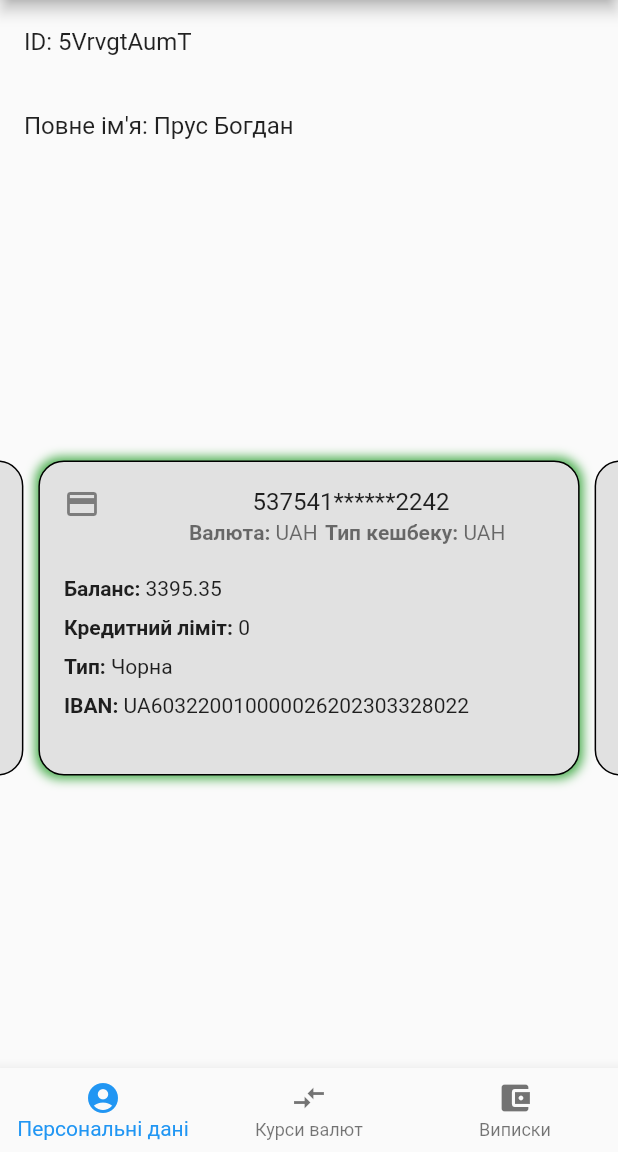
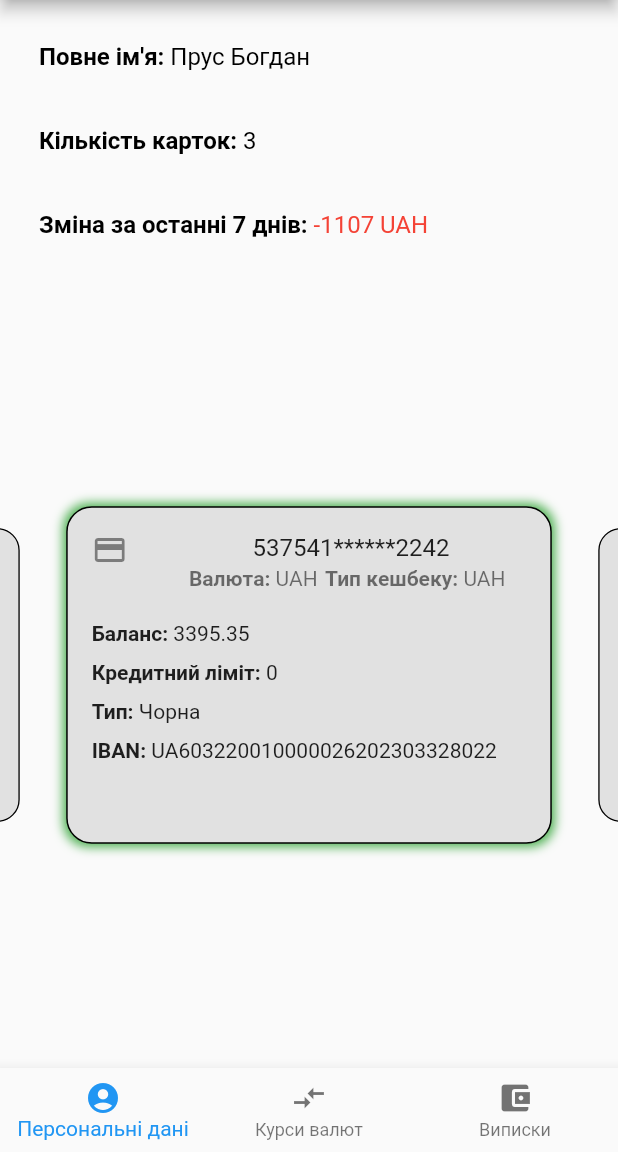
Before and after one commit to MiraculousNightingale/mono_management, a Flutter app: the screen it shows after launch, on a phone screen of 412 x 824 dp, the part 84-1236 px from its top. Run offline on Flutter 3.47's test engine with Material 2 defaults, Android fonts, the light colour scheme and no system bars; drawn by our look-alikes of carousel_slider; our stand-ins replace dio, firebase_core, get, google_fonts, pretty_dio_logger, syncfusion_flutter_charts; accounts and stored records are empty; generated files the repository leaves out were written again; project files that could hold a hidden picture were left out.

Commit message:
Tweak main page appearance

```diff
--- a/lib/src/core/ui/home/home_controller.dart
+++ b/lib/src/core/ui/home/home_controller.dart
@@ -239,19 +239,25 @@ class HomeController extends GetxController {
   List<PieChartStatement> get pieChartStatementData {
     final Map<int, int> result = {};
     for (final statement in statements) {
-      if(statement.amount < 0) {
+      if (statement.amount < 0) {
         if (result.containsKey(statement.mcc)) {
-          result.update(
-              statement.mcc, (value) =>
-          result[statement.mcc]! + statement.amount);
+          result.update(statement.mcc,
+              (value) => result[statement.mcc]! + statement.amount);
         } else {
           result.addAll({statement.mcc: statement.amount});
         }
       }
     }
-    final List<PieChartStatement> sortedResult = result.entries.map((e) => PieChartStatement.fromMapEntry(e)).toList();
+    final List<PieChartStatement> sortedResult =
+        result.entries.map((e) => PieChartStatement.fromMapEntry(e)).toList();
     sortedResult.sort((a, b) => b.amount.compareTo(a.amount));
     return sortedResult;
+  }
+
+  int get last7DaysChange {
+    return statements
+        .where((element) => element.time > statements.last.time - 604800000)
+        .fold(0, (previousValue, element) => previousValue + element.amount);
   }
 
   List<CurrencyFilter> get currencyFilters {
--- a/lib/src/core/ui/user_info/user_info_view.dart
+++ b/lib/src/core/ui/user_info/user_info_view.dart
@@ -2,7 +2,6 @@ import 'package:carousel_slider/carousel_slider.dart';
 import 'package:flutter/material.dart';
 import 'package:get/get.dart';
 import 'package:mono_management/resources/localization.dart';
-import 'package:mono_management/resources/test_styles.dart';
 import 'package:mono_management/src/core/ui/home/home_controller.dart';
 import 'package:mono_management/src/data/model/user_info.dart';
 import 'package:mono_management/src/util/currencies.dart';
@@ -16,7 +15,8 @@ class UserInfoView extends GetView<HomeController> {
       itemBuilder: (context, index, realIndex) {
         return _buildAccountCard(index, context);
       },
-      options: CarouselOptions(enlargeCenterPage: false, viewportFraction: 0.9, height: 220),
+      options: CarouselOptions(
+          enlargeCenterPage: true, viewportFraction: 0.81, height: 235),
     );
   }
 
@@ -33,15 +33,14 @@ class UserInfoView extends GetView<HomeController> {
                 ? [
                     const BoxShadow(
                       color: Colors.green,
-                      offset: const Offset(0, 0),
                       blurRadius: 5,
                       spreadRadius: 2,
                     )
                   ]
                 : null,
             borderRadius: BorderRadius.circular(17),
-            border: Border.all(color: Colors.black),
-            color: Color.fromARGB(255, 225, 225, 225),
+            border: Border.all(),
+            color: const Color.fromARGB(255, 225, 225, 225),
           ),
           child: Column(
             children: [
@@ -57,88 +56,64 @@ class UserInfoView extends GetView<HomeController> {
                   mainAxisAlignment: MainAxisAlignment.center,
                   children: [
                     Container(
+                        padding: const EdgeInsets.only(right: 5),
                         child: RichText(
                             text: TextSpan(
-                                style: TextStyle(color: Colors.black54),
+                                style: const TextStyle(color: Colors.black54),
                                 children: [
                               TextSpan(
                                   text: '${'currency code'.tr}: ',
-                                  style:
-                                      TextStyle(fontWeight: FontWeight.bold)),
+                                  style: const TextStyle(
+                                      fontWeight: FontWeight.bold)),
                               TextSpan(
-                                text:
-                                    '${Currency.abbreviationFromCode(accounts[accountIndex].currencyCode)}',
+                                text: Currency.abbreviationFromCode(
+                                    accounts[accountIndex].currencyCode),
                               ),
-                            ])),
-                        padding: const EdgeInsets.only(right: 5)),
+                            ]))),
                     Container(
+                        padding: const EdgeInsets.only(right: 5),
                         child: RichText(
                             text: TextSpan(
-                                style: TextStyle(color: Colors.black54),
+                                style: const TextStyle(color: Colors.black54),
                                 children: [
                               TextSpan(
                                   text: '${'cashback type'.tr}: ',
-                                  style:
-                                      TextStyle(fontWeight: FontWeight.bold)),
+                                  style: const TextStyle(
+                                      fontWeight: FontWeight.bold)),
                               TextSpan(
-                                text: '${accounts[accountIndex].cashbackType}',
+                                text: accounts[accountIndex].cashbackType,
                               ),
-                            ])),
-                        padding: const EdgeInsets.only(right: 5)),
+                            ]))),
                   ],
                 ),
-                leading: Icon(
+                leading: const Icon(
                   Icons.credit_card,
                 ),
                 //contentPadding: const EdgeInsets.fromLTRB(15, 0, 15, 0),
               ),
               ListTile(
-                  title: Container(
-                child: Column(
+                  title: Column(
                     children: [
                       Row(
+                        mainAxisAlignment: MainAxisAlignment.center,
                         children: [
                           Expanded(
                             child: Container(
+                                padding: const EdgeInsets.only(right: 5),
                                 child: RichText(
                                   text: TextSpan(
                                     style: DefaultTextStyle.of(context).style,
                                     children: [
                                       TextSpan(
                                           text: '${'balance'.tr}: ',
-                                        style: TextStyle(
+                                          style: const TextStyle(
                                               fontWeight: FontWeight.bold)),
                                       TextSpan(
                                           text:
                                               '${accounts[accountIndex].balance / 100}')
                                     ],
                                   ),
-                              ),
-                              padding: const EdgeInsets.only(right: 5)),
-                        ),
-                      ],
-                      mainAxisAlignment: MainAxisAlignment.center,
-                    ),
-                    const SizedBox(height: 10),
-                    Row(
-                      children: [
-                        Expanded(
-                          child: Container(
-                              child: RichText(
-                                text: TextSpan(
-                                  style: DefaultTextStyle.of(context).style,
-                                  children: [
-                                    TextSpan(
-                                        text: '${'credit limit'.tr}: ',
-                                        style: TextStyle(
-                                            fontWeight: FontWeight.bold)),
-                                    TextSpan(
-                                        text:
-                                            '${accounts[accountIndex].creditLimit}')
-                                  ],
-                                ),
-                              ),
-                              padding: const EdgeInsets.only(right: 5)),
+                                )),
                           ),
                         ],
                       ),
@@ -147,21 +122,23 @@ class UserInfoView extends GetView<HomeController> {
                         children: [
                           Expanded(
                             child: Container(
+                              padding: const EdgeInsets.only(right: 5),
                               child: RichText(
                                 text: TextSpan(
                                   style: DefaultTextStyle.of(context).style,
                                   children: [
                                     TextSpan(
-                                        text: '${'type'.tr}: ',
-                                        style: TextStyle(
-                                            fontWeight: FontWeight.bold)),
+                                      text: '${'credit limit'.tr}: ',
+                                      style: const TextStyle(
+                                          fontWeight: FontWeight.bold),
+                                    ),
                                     TextSpan(
                                         text:
-                                            '${accounts[accountIndex].type.tr}')
+                                            '${accounts[accountIndex].creditLimit}'),
                                   ],
                                 ),
                               ),
-                              padding: const EdgeInsets.only(right: 5)),
+                            ),
                           ),
                         ],
                       ),
@@ -170,26 +147,52 @@ class UserInfoView extends GetView<HomeController> {
                         children: [
                           Expanded(
                             child: Container(
+                                padding: const EdgeInsets.only(right: 5),
+                                child: RichText(
+                                  text: TextSpan(
+                                    style: DefaultTextStyle.of(context).style,
+                                    children: [
+                                      TextSpan(
+                                        text: '${'type'.tr}: ',
+                                        style: const TextStyle(
+                                          fontWeight: FontWeight.bold,
+                                        ),
+                                      ),
+                                      TextSpan(
+                                        text: accounts[accountIndex].type.tr,
+                                      ),
+                                    ],
+                                  ),
+                                )),
+                          ),
+                        ],
+                      ),
+                      const SizedBox(height: 10),
+                      Row(
+                        children: [
+                          Expanded(
+                            child: Container(
+                                padding: const EdgeInsets.only(right: 5),
                                 child: RichText(
                                   text: TextSpan(
                                     style: DefaultTextStyle.of(context).style,
                                     children: [
                                       TextSpan(
                                         text: '${'iban'.tr}: ',
-                                        style: TextStyle(
-                                            fontWeight: FontWeight.bold)),
+                                        style: const TextStyle(
+                                            fontWeight: FontWeight.bold),
+                                      ),
                                       TextSpan(
-                                        text: '${accounts[accountIndex].iban}')
+                                        text: accounts[accountIndex].iban,
+                                      ),
                                     ],
                                   ),
-                              ),
-                              padding: const EdgeInsets.only(right: 5)),
+                                )),
                           ),
                         ],
                       ),
                       const SizedBox(height: 10),
                     ],
-                ),
                   ))
             ],
           )),
@@ -199,31 +202,99 @@ class UserInfoView extends GetView<HomeController> {
   @override
   Widget build(BuildContext context) {
     return controller.progress
-        ? Center(
+        ? const Center(
             child: CircularProgressIndicator(),
           )
         : Container(
-            padding: const EdgeInsets.all(0),
+            padding: EdgeInsets.zero,
             child: Column(
               children: [
-                Container(
+                Padding(
+                  padding: const EdgeInsets.all(10),
                   child: Column(
                     children: [
+                      // ListTile(
+                      //   title:
+                      //       Text("${'id'.tr}: ${controller.userInfo.clientId}"),
+                      //   focusColor: Colors.black,
+                      // ),
+                      //TODO: Replace placeholder
                       ListTile(
-                        title:
-                            Text("${'id'.tr}: ${controller.userInfo.clientId}"),
-                        focusColor: Colors.black,
+                        title: RichText(
+                          text: TextSpan(
+                            text: '${Localization.keyFullName.tr}: ',
+                            style: const TextStyle(
+                              color: Colors.black,
+                              fontWeight: FontWeight.bold,
+                              fontSize: 16,
+                            ),
+                            children: [
+                              TextSpan(
+                                text: controller.userInfo.name,
+                                style: const TextStyle(
+                                  fontWeight: FontWeight.normal,
+                                ),
+                              ),
+                            ],
+                          ),
+                        ),
+                        // Text(
+                        //     "${'full name'.tr}: ${controller.userInfo.name}"),
                       ),
                       ListTile(
-                          title: Text(
-                              "${'full name'.tr}: ${controller.userInfo.name}")),
+                        title: RichText(
+                          text: const TextSpan(
+                            text: 'Кількість карток: ',
+                            style: TextStyle(
+                              color: Colors.black,
+                              fontWeight: FontWeight.bold,
+                              fontSize: 16,
+                            ),
+                            children: [
+                              TextSpan(
+                                text: '3',
+                                style: TextStyle(
+                                  fontWeight: FontWeight.normal,
+                                ),
+                              ),
+                            ],
+                          ),
+                        ),
+                      ),
+                      ListTile(
+                        title: RichText(
+                          text: TextSpan(
+                            text: 'Зміна за останні 7 днів: ',
+                            style: const TextStyle(
+                              color: Colors.black,
+                              fontWeight: FontWeight.bold,
+                              fontSize: 16,
+                            ),
+                            children: [
+                              TextSpan(
+                                text:
+                                    '${(controller.last7DaysChange / 100).round().toString()} UAH',
+                                style: const TextStyle(
+                                  color: Colors.red,
+                                  fontWeight: FontWeight.normal,
+                                ),
+                              ),
+                            ],
+                          ),
+                        ),
+                      ),
+                      // ListTile(
+                      //   title: Text(
+                      //       "${'full name'.tr}: ${controller.userInfo.name}"),
+                      // ),
                     ],
                   ),
                 ),
                 Expanded(
                   child: _buildAccountList(controller.userInfo.accounts),
-                )
+                ),
               ],
-            ));
+            ),
+          );
   }
 }
```
Lines whose indentation alone changed are shown as unchanged.
